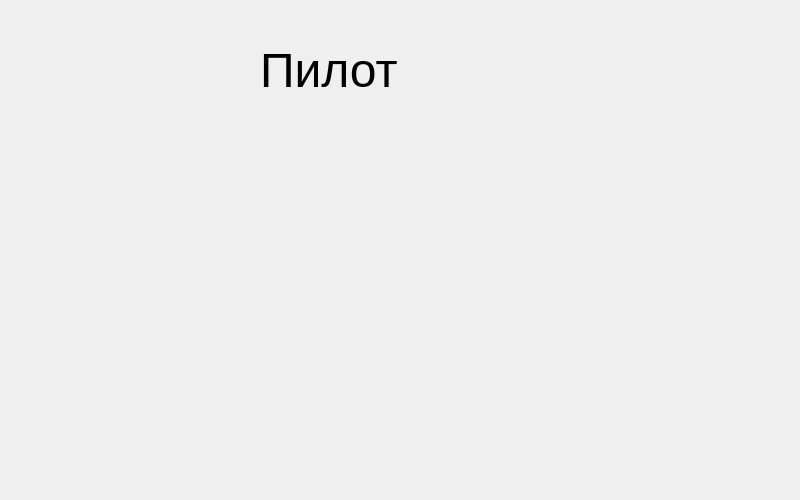
The window that pilot.ui (pisarew/nurburgring) describes before a commit, drawn with Qt 5.
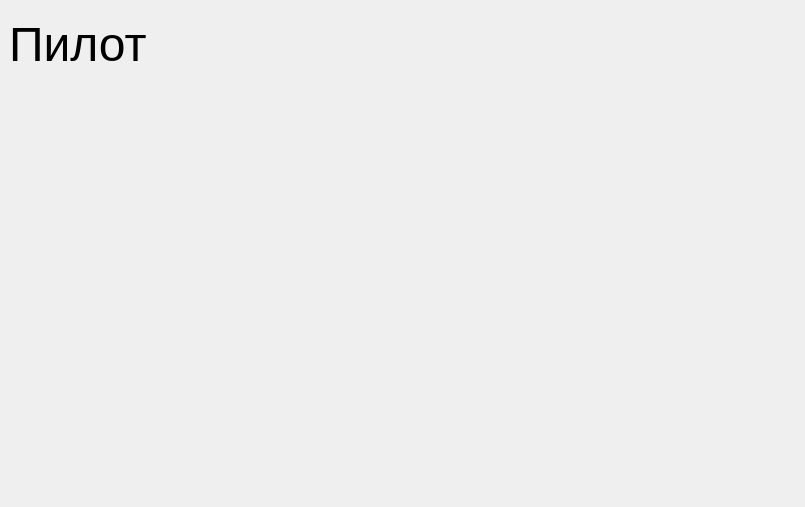
The same window after the commit.

What changed in the file:
```diff
--- a/pilot.ui
+++ b/pilot.ui
@@ -6,8 +6,8 @@
    <rect>
     <x>0</x>
     <y>0</y>
-    <width>800</width>
-    <height>500</height>
+    <width>805</width>
+    <height>507</height>
    </rect>
   </property>
   <property name="windowTitle">
@@ -16,10 +16,10 @@
   <widget class="QLabel" name="label">
    <property name="geometry">
     <rect>
-     <x>260</x>
-     <y>10</y>
-     <width>261</width>
-     <height>121</height>
+     <x>9</x>
+     <y>9</y>
+     <width>781</width>
+     <height>71</height>
     </rect>
    </property>
    <property name="font">
@@ -27,9 +27,39 @@
      <pointsize>36</pointsize>
     </font>
    </property>
+   <property name="focusPolicy">
+    <enum>Qt::NoFocus</enum>
+   </property>
+   <property name="contextMenuPolicy">
+    <enum>Qt::DefaultContextMenu</enum>
+   </property>
+   <property name="toolTipDuration">
+    <number>-1</number>
+   </property>
+   <property name="layoutDirection">
+    <enum>Qt::LeftToRight</enum>
+   </property>
+   <property name="frameShape">
+    <enum>QFrame::NoFrame</enum>
+   </property>
+   <property name="frameShadow">
+    <enum>QFrame::Plain</enum>
+   </property>
+   <property name="lineWidth">
+    <number>1</number>
+   </property>
    <property name="text">
     <string>Пилот</string>
    </property>
+   <property name="textFormat">
+    <enum>Qt::AutoText</enum>
+   </property>
+   <property name="margin">
+    <number>0</number>
+   </property>
+   <property name="indent">
+    <number>0</number>
+   </property>
   </widget>
  </widget>
  <resources/>
```
